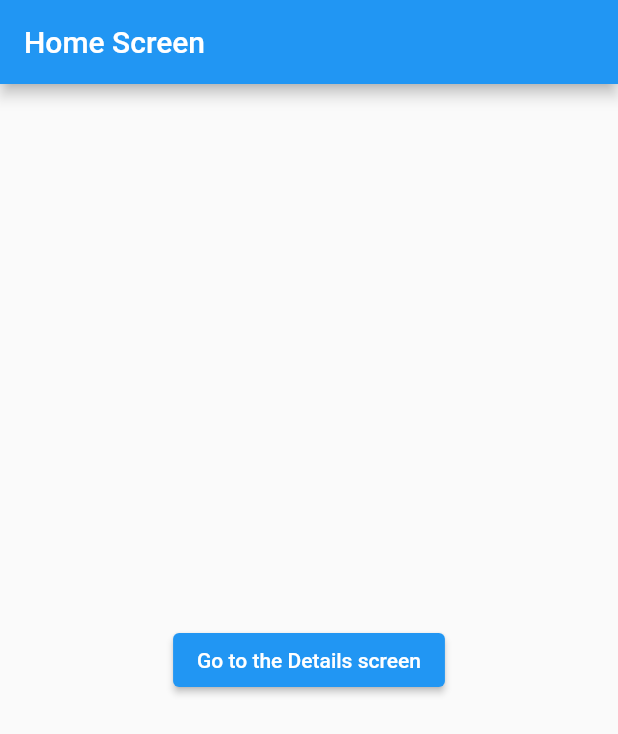
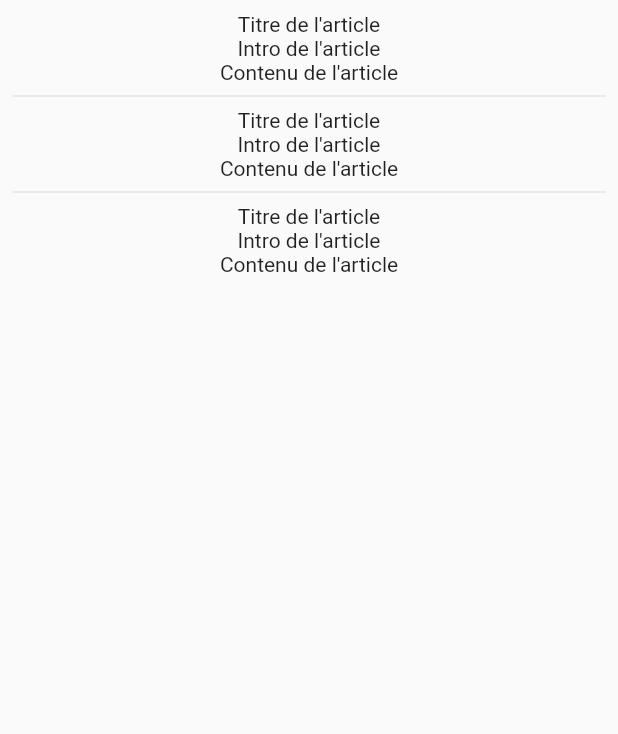
Before and after one commit to NayMak/mak_blog, a Flutter app: the screen it shows after launch, on a phone screen of 412 x 824 dp. Shown: the top 734 px of the screen. Run offline on Flutter 3.47's test engine with Material 2 defaults, Android fonts, the phone set to English and light mode, and no system bars; our stand-ins replace firebase_core, go_router; accounts and stored records are empty; generated files the repository leaves out were written again.

Commit message:
create empty HomeView and ArticleView + set their routes

```diff
--- /dev/null
+++ b/lib/article/article_view.dart
@@ -0,0 +1,14 @@
+import 'package:flutter/material.dart';
+
+class ArticleView extends StatelessWidget {
+  const ArticleView({required this.id, super.key});
+
+  final String id;
+
+  @override
+  Widget build(BuildContext context) {
+    return Scaffold(
+      body: Center(child: Text('Article numéro $id')),
+    );
+  }
+}
--- /dev/null
+++ b/lib/home/home_view.dart
@@ -0,0 +1,33 @@
+import 'package:flutter/material.dart';
+import 'package:mak_blog/home/widget/article_item.dart';
+
+class HomeView extends StatefulWidget {
+  const HomeView({super.key});
+
+  @override
+  State<HomeView> createState() => _HomeViewState();
+}
+
+class _HomeViewState extends State<HomeView> {
+  final List<String> entries = <String>['A', 'B', 'C'];
+  final List<int> colorCodes = <int>[600, 500, 100];
+
+  @override
+  Widget build(BuildContext context) {
+    return Scaffold(
+      body: ListView.separated(
+        padding: const EdgeInsets.all(8),
+        itemCount: entries.length,
+        itemBuilder: (BuildContext context, int index) {
+          return ArticleItem(
+            name: '$index',
+            title: 'Titre de l\'article',
+            summary: 'Intro de l\'article',
+            content: 'Contenu de l\'article',
+          );
+        },
+        separatorBuilder: (BuildContext context, int index) => const Divider(),
+      ),
+    );
+  }
+}
--- /dev/null
+++ b/lib/home/widget/article_item.dart
@@ -0,0 +1,33 @@
+import 'package:flutter/material.dart';
+import 'package:go_router/go_router.dart';
+
+class ArticleItem extends StatelessWidget {
+  const ArticleItem({
+    required this.name,
+    required this.title,
+    required this.summary,
+    required this.content,
+    super.key,
+  });
+
+  final String name;
+  final String title;
+  final String summary;
+  final String content;
+
+  @override
+  Widget build(BuildContext context) {
+    return InkWell(
+      onTap: () {
+        context.goNamed('article', pathParameters: {'articleId': name});
+      },
+      child: Column(
+        children: [
+          Text(title),
+          Text(summary),
+          Text(content),
+        ],
+      ),
+    );
+  }
+}
--- a/lib/main.dart
+++ b/lib/main.dart
@@ -2,7 +2,9 @@ import 'package:firebase_core/firebase_core.dart';
 import 'package:flutter/material.dart';
 import 'package:go_router/go_router.dart';
 
+import 'article/article_view.dart';
 import 'firebase_options.dart';
+import 'home/home_view.dart';
 
 void main() {
   runApp(const MyApp());
@@ -23,17 +25,19 @@ class MyApp extends StatelessWidget {
 
     return MaterialApp.router(
       routerConfig: GoRouter(
+        initialLocation: '/home',
         routes: <RouteBase>[
           GoRoute(
-            path: '/',
+            path: '/home',
             builder: (BuildContext context, GoRouterState state) {
-              return const HomeScreen();
+              return const HomeView();
             },
             routes: <RouteBase>[
               GoRoute(
-                path: 'details',
+                name: 'article',
+                path: 'article/:articleId',
                 builder: (BuildContext context, GoRouterState state) {
-                  return const DetailsScreen();
+                  return ArticleView(id: state.pathParameters['articleId']!);
                 },
               ),
             ],
@@ -43,47 +47,3 @@ class MyApp extends StatelessWidget {
     );
   }
 }
-
-class HomeScreen extends StatelessWidget {
-  const HomeScreen({super.key});
-
-  @override
-  Widget build(BuildContext context) {
-    return Scaffold(
-      appBar: AppBar(title: const Text('Home Screen')),
-      body: Center(
-        child: Column(
-          mainAxisAlignment: MainAxisAlignment.center,
-          children: <Widget>[
-            ElevatedButton(
-              onPressed: () => context.go('/details'),
-              child: const Text('Go to the Details screen'),
-            ),
-          ],
-        ),
-      ),
-    );
-  }
-}
-
-class DetailsScreen extends StatelessWidget {
-  const DetailsScreen({super.key});
-
-  @override
-  Widget build(BuildContext context) {
-    return Scaffold(
-      appBar: AppBar(title: const Text('Details Screen')),
-      body: Center(
-        child: Column(
-          mainAxisAlignment: MainAxisAlignment.center,
-          children: <ElevatedButton>[
-            ElevatedButton(
-              onPressed: () => context.go('/'),
-              child: const Text('Go back to the Home screen'),
-            ),
-          ],
-        ),
-      ),
-    );
-  }
-}
--- a/pubspec.yaml
+++ b/pubspec.yaml
@@ -11,7 +11,6 @@ dependencies:
   flutter:
     sdk: flutter
 
-  cupertino_icons: 1.0.2
   firebase_core: 2.13.1
   go_router: 7.1.1
   cloud_firestore: 4.8.0
```
Also changed, not shown: firebase.json, 1 other file.
